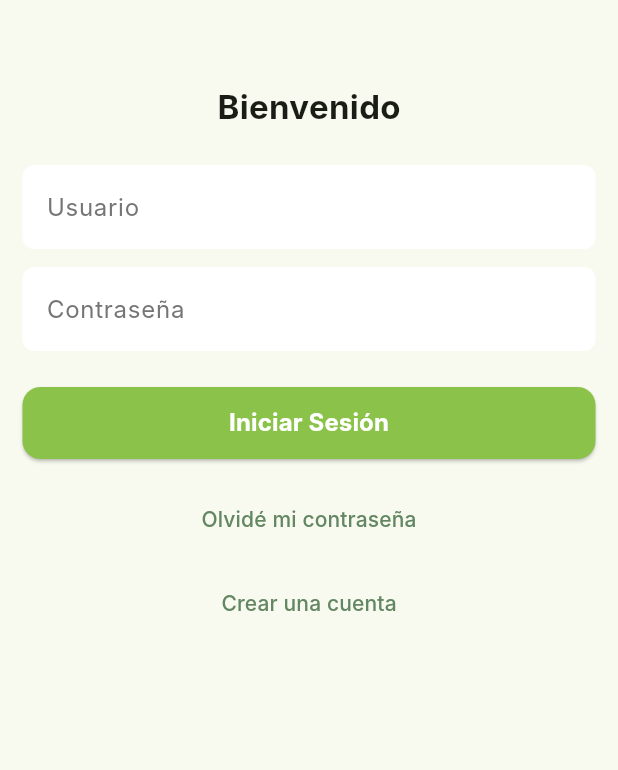
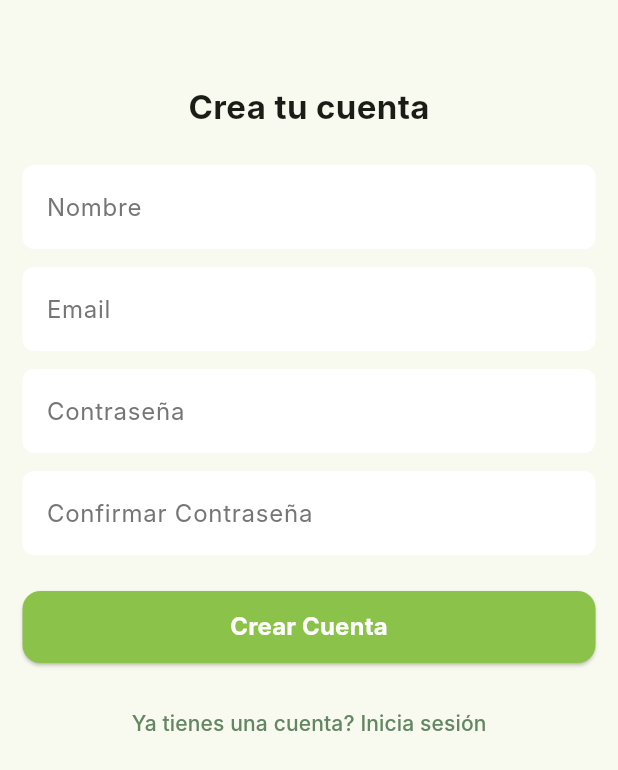
Before and after one commit to P2025046-SCRM/scrm-frontend, a Flutter app: the screen it shows after launch, on a phone screen of 412 x 824 dp. Shown: the top 770 px of the screen. Run offline on Flutter 3.47's test engine with Material 3 defaults, Android fonts, the phone set to English and light mode, and no system bars; Roboto replaces fonts that are missing (Inter).

Commit message:
feat: add signup screen - add signup screen widget - add signup screen to routes file

```diff
--- /dev/null
+++ b/lib/presentation/signup/signup_screen.dart
@@ -0,0 +1,69 @@
+import 'package:flutter/material.dart';
+
+import '../../common/styles/text_styles.dart';
+import '../../common/widgets/hl_button_widget.dart';
+import '../../common/widgets/text_field_widget.dart';
+
+class SignupScreen extends StatefulWidget {
+  const SignupScreen({super.key});
+
+  @override
+  State<SignupScreen> createState() => _SignupScreenState();
+}
+
+class _SignupScreenState extends State<SignupScreen> {
+  final TextEditingController nameController = TextEditingController();
+  final TextEditingController emailController = TextEditingController();
+  final TextEditingController passwordController = TextEditingController();
+  final TextEditingController confirmPwController = TextEditingController();
+
+  @override
+  void dispose() {
+    emailController.dispose();
+    passwordController.dispose();
+    super.dispose();
+  }
+
+  @override
+  Widget build(BuildContext context) {
+    return Scaffold(
+      body: Column(
+        crossAxisAlignment: CrossAxisAlignment.center,
+        children:[
+          SizedBox(height: 40,),
+          Padding(
+          padding: const EdgeInsets.all(15.0),
+          child: Form(child: Column(
+            mainAxisAlignment: MainAxisAlignment.center,
+            children: [
+              Text('Crea tu cuenta', style: kTitleTextStyle,),
+              SizedBox(height: 24,),
+              TextFieldWidget(textController: nameController, text: 'Nombre'),
+              SizedBox(height: 12,),
+              TextFieldWidget(textController: emailController, text: 'Email'),
+              SizedBox(height: 12,),
+              TextFieldWidget(textController: passwordController, text: 'Contraseña'),
+              SizedBox(height: 12,),
+              TextFieldWidget(textController: confirmPwController, text: 'Confirmar Contraseña'),
+              SizedBox(height: 24,),
+              SizedBox(
+                height: 48,
+                width: double.infinity,
+                child: HighlightedButton(buttonText: 'Crear Cuenta', onPressed: (){},),
+              ),
+              SizedBox(height: 16,),
+              Center(
+                child: Column(
+                  children: [
+                    TextButton(onPressed: (){},
+                      child: Text('Ya tienes una cuenta? Inicia sesión',
+                        style: kTextButtonStyle,)),
+                  ],
+                ),
+              )
+            ],
+          )),),],
+      ),
+    );
+  }
+}
--- a/lib/utils/routes.dart
+++ b/lib/utils/routes.dart
@@ -1,9 +1,11 @@
 import 'package:flutter/widgets.dart';
 import 'package:scrm/presentation/login/login_screen.dart';
+import 'package:scrm/presentation/signup/signup_screen.dart';
 
 class AppRoutes {
-  static String initialRoute = 'login';
+  static String initialRoute = 'signup';
   static Map<String, Widget Function(BuildContext)> getRoutes = {
     'login': (BuildContext context) => LoginScreen(),
+    'signup': (BuildContext context) => SignupScreen(),
   };
 }
```
